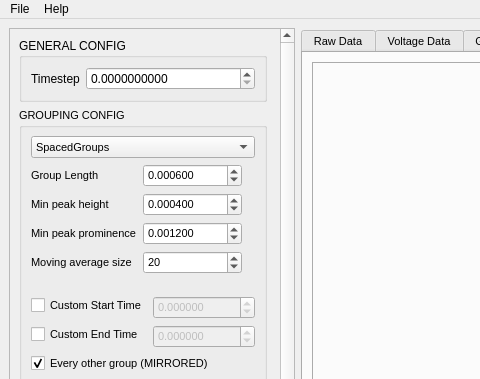
Above: ui/mainwin.ui from turtlebasket/crds_analyzer before the change; both pictures show x 0 to 480 and y 0 to 379 of the 1343 by 653 pixel window. Below: the same form after it.
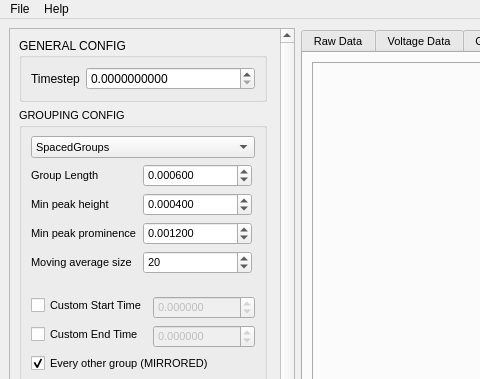
That is the form after the change. The open tabs and pages were chosen to show the change. Custom widgets are drawn as their Qt base class.

Commit message: tweak form layout spacing

```diff
--- a/ui/mainwin.ui
+++ b/ui/mainwin.ui
@@ -39,9 +39,9 @@
        <property name="geometry">
         <rect>
          <x>0</x>
-         <y>-240</y>
-         <width>270</width>
-         <height>928</height>
+         <y>0</y>
+         <width>267</width>
+         <height>917</height>
         </rect>
        </property>
        <layout class="QVBoxLayout" name="verticalLayout_2">
@@ -197,7 +197,7 @@
                 <rect>
                  <x>0</x>
                  <y>0</y>
-                 <width>211</width>
+                 <width>221</width>
                  <height>111</height>
                 </rect>
                </property>
```
Left out of the diff: 4 changed lines with no effect on the pictures.
